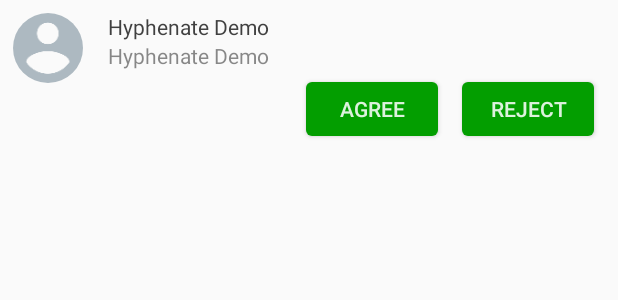
After one commit to HyphenateInc/Hyphenate-Demo-Android, an Android app: the layout em_item_blacklist.xml on its own in the app's theme, with its tools: preview values and no code run, on a phone screen of 412 x 824 dp. The commit adds this screen. Shown: the top 300 px of the screen. Run offline under Robolectric (Android 15) with nearby library versions, the phone set to English and light mode, and no system bars.

Commit message:
add blacklist activity

```diff
--- a/app/src/main/java/com/hyphenate/chatuidemo/DemoHelper.java
+++ b/app/src/main/java/com/hyphenate/chatuidemo/DemoHelper.java
@@ -271,19 +271,23 @@ public class DemoHelper {
         return entityMap;
     }
 
-    public void putContacts(UserEntity userEntity) {
+    public void addContacts(UserEntity userEntity) {
         if (entityMap != null) {
             entityMap.put(userEntity.getUsername(), userEntity);
         }
+
+        UserDao.getInstance(mContext).saveContact(userEntity);
     }
 
     /**
      * remove user from db
      */
-    public void popContacts(UserEntity userEntity) {
+    public void deleteContacts(UserEntity userEntity) {
         if (entityMap != null) {
             entityMap.remove(userEntity.getUsername());
         }
+
+        UserDao.getInstance(mContext).deleteContact(userEntity);
     }
 
     /**
--- a/app/src/main/java/com/hyphenate/chatuidemo/listener/ContactsChangeListener.java
+++ b/app/src/main/java/com/hyphenate/chatuidemo/listener/ContactsChangeListener.java
@@ -34,9 +34,8 @@ public class ContactsChangeListener implements EMContactListener {
      */
     @Override public void onContactAdded(String username) {
         UserEntity userEntity = new UserEntity(username);
-        UserDao.getInstance(mContext).saveContact(userEntity);
 
-        DemoHelper.getInstance().putContacts(userEntity);
+        DemoHelper.getInstance().addContacts(userEntity);
         // send broadcast
         sendBroadcast(EaseConstant.BROADCAST_ACTION_APPLICATION);
     }
@@ -48,9 +47,8 @@ public class ContactsChangeListener implements EMContactListener {
      */
     @Override public void onContactDeleted(String username) {
         UserEntity userEntity = new UserEntity(username);
-        UserDao.getInstance(mContext).deleteContact(userEntity);
 
-        DemoHelper.getInstance().popContacts(userEntity);
+        DemoHelper.getInstance().deleteContacts(userEntity);
 
         // send Broadcast
         sendBroadcast(EaseConstant.BROADCAST_ACTION_CONTACTS);
--- /dev/null
+++ b/app/src/main/java/com/hyphenate/chatuidemo/ui/settings/BlackListActivity.java
@@ -0,0 +1,18 @@
+package com.hyphenate.chatuidemo.ui.settings;
+
+import android.os.Bundle;
+import android.support.annotation.Nullable;
+import com.hyphenate.chatuidemo.R;
+import com.hyphenate.chatuidemo.ui.BaseActivity;
+
+/**
+ * Created by lzan13 on 2016/10/27.
+ */
+
+public class BlackListActivity extends BaseActivity {
+
+    @Override protected void onCreate(@Nullable Bundle savedInstanceState) {
+        super.onCreate(savedInstanceState);
+        setContentView(R.layout.em_activity_blacklist);
+    }
+}
--- a/app/src/main/java/com/hyphenate/chatuidemo/ui/user/ContactListFragment.java
+++ b/app/src/main/java/com/hyphenate/chatuidemo/ui/user/ContactListFragment.java
@@ -140,8 +140,7 @@ public class ContactListFragment extends Fragment {
             @Override public void run() {
                 try {
                     EMClient.getInstance().contactManager().deleteContact(userEntity.getUsername());
-                    UserDao.getInstance(getActivity()).deleteContact(userEntity);
-                    DemoHelper.getInstance().popContacts(userEntity);
+                    DemoHelper.getInstance().deleteContacts(userEntity);
                     getActivity().runOnUiThread(new Runnable() {
                         @Override public void run() {
                             refresh();
--- /dev/null
+++ b/app/src/main/res/layout/em_activity_blacklist.xml
@@ -0,0 +1,16 @@
+<?xml version="1.0" encoding="utf-8"?>
+<android.support.design.widget.CoordinatorLayout
+    xmlns:android="http://schemas.android.com/apk/res/android"
+    xmlns:tools="http://schemas.android.com/tools"
+    android:id="@+id/ml_layout_coordinator"
+    android:layout_width="match_parent"
+    android:layout_height="match_parent"
+    android:background="@color/gray_background"
+    android:clipToPadding="true"
+    android:fitsSystemWindows="true"
+    tools:context=".ui.user.AddContactsActivity"
+    >
+    <include layout="@layout/em_widget_toolbar_communal"/>
+
+
+</android.support.design.widget.CoordinatorLayout>
--- /dev/null
+++ b/app/src/main/res/layout/em_item_blacklist.xml
@@ -0,0 +1,92 @@
+<?xml version="1.0" encoding="utf-8"?>
+<LinearLayout xmlns:android="http://schemas.android.com/apk/res/android"
+    android:layout_width="match_parent"
+    android:layout_height="wrap_content"
+    android:layout_marginBottom="@dimen/devices_height"
+    android:gravity="center_vertical"
+    android:orientation="vertical"
+    >
+
+    <RelativeLayout
+        android:layout_width="match_parent"
+        android:layout_height="match_parent"
+        >
+
+        <com.hyphenate.easeui.widget.EaseImageView
+            android:id="@+id/img_avatar"
+            android:layout_width="@dimen/apply_avatar_size"
+            android:layout_height="@dimen/apply_avatar_size"
+            android:layout_alignParentLeft="true"
+            android:layout_margin="@dimen/apply_margin"
+            android:src="@drawable/ease_default_avatar"
+            />
+        <LinearLayout
+            android:layout_width="match_parent"
+            android:layout_height="wrap_content"
+            android:layout_alignParentRight="true"
+            android:layout_centerVertical="true"
+            android:layout_toRightOf="@id/img_avatar"
+            android:orientation="vertical"
+            android:padding="@dimen/apply_padding"
+            >
+
+            <LinearLayout
+                android:layout_width="match_parent"
+                android:layout_height="match_parent"
+                android:gravity="center_vertical"
+                android:orientation="vertical"
+                >
+
+                <TextView
+                    android:id="@+id/text_username"
+                    android:layout_width="wrap_content"
+                    android:layout_height="wrap_content"
+                    android:text="@string/app_name"
+                    android:textColor="@color/em_black_87"
+                    />
+
+                <TextView
+                    android:id="@+id/text_apply_reason"
+                    android:layout_width="wrap_content"
+                    android:layout_height="wrap_content"
+                    android:text="@string/app_name"
+                    android:textColor="@color/em_black_54"
+                    />
+            </LinearLayout>
+            <LinearLayout
+                android:layout_width="wrap_content"
+                android:layout_height="wrap_content"
+                android:layout_gravity="right"
+                android:orientation="horizontal"
+                >
+
+                <Button
+                    android:id="@+id/btn_agree"
+                    android:layout_width="wrap_content"
+                    android:layout_height="@dimen/btn_height_small"
+                    android:layout_margin="@dimen/btn_margin"
+                    android:background="@drawable/em_btn_rectangle_green"
+                    android:text="@string/em_contacts_apply_agree"
+                    android:textColor="@color/em_white_87"
+                    />
+                <Button
+                    android:id="@+id/btn_reject"
+                    android:layout_width="wrap_content"
+                    android:layout_height="@dimen/btn_height_small"
+                    android:layout_margin="@dimen/btn_margin"
+                    android:background="@drawable/em_btn_rectangle_green"
+                    android:text="@string/em_contacts_apply_reject"
+                    android:textColor="@color/em_white_87"
+                    />
+
+                <TextView
+                    android:id="@+id/text_apply_status"
+                    android:layout_width="wrap_content"
+                    android:layout_height="wrap_content"
+                    android:text="@string/app_name"
+                    android:visibility="gone"
+                    />
+            </LinearLayout>
+        </LinearLayout>
+    </RelativeLayout>
+</LinearLayout>
```
